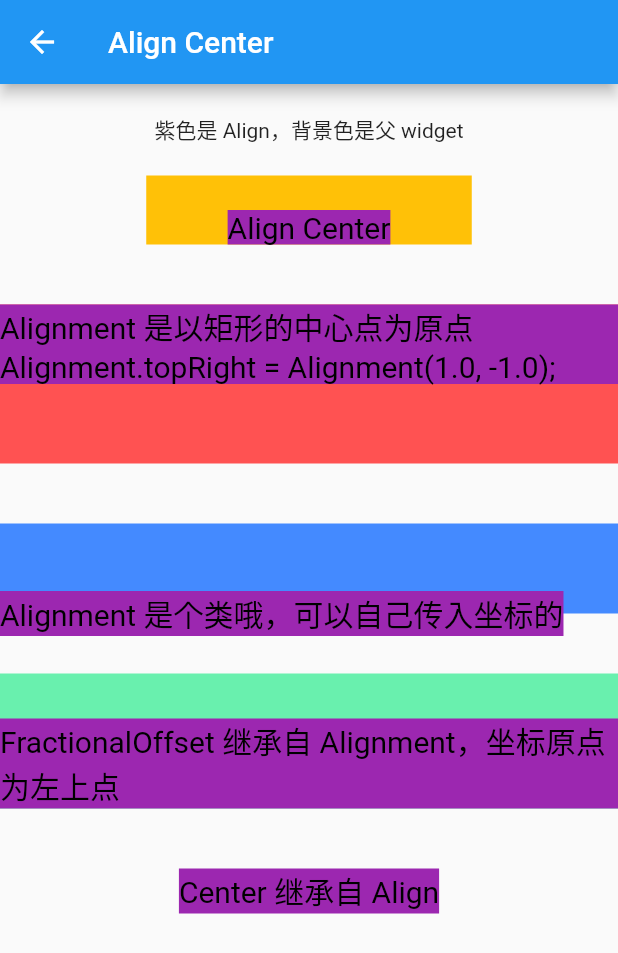
After one commit to xxxIxxxx/flutter_ddup, a Flutter app: the screen it shows after launch, after a tap on "Align Center 对齐与相对定位", on a phone screen of 412 x 824 dp. The commit adds this screen. Shown: the top 953 px of the screen. Run offline on Flutter 3.47's test engine with Material 2 defaults, Android fonts, the phone set to English and light mode, and no system bars; our stand-ins replace fluro.

Commit message:
Align,FractionalOffset对齐与相对定位

```diff
--- a/lib/app/home_page.dart
+++ b/lib/app/home_page.dart
@@ -117,6 +117,13 @@ class _MyHomePageState extends State<MyHomePage> {
             },
             child: const Text("Stack Positioned 层叠布局"),
           ),
+          TextButton(
+            onPressed: () {
+              Application.router.navigateTo(context, Routes.alignCenter,
+                  transition: TransitionType.native);
+            },
+            child: const Text("Align Center 对齐与相对定位"),
+          ),
         ],
       ),
     );
--- /dev/null
+++ b/lib/class/Align,Center对齐与相对定位/align_center_page.dart
@@ -0,0 +1,82 @@
+import 'package:flutter/material.dart';
+
+class AlignCenterPage extends StatefulWidget {
+  const AlignCenterPage({Key? key}) : super(key: key);
+
+  @override
+  _AlignCenterPageState createState() => _AlignCenterPageState();
+}
+
+class _AlignCenterPageState extends State<AlignCenterPage> {
+  Widget textWidget(String text) {
+    return Container(
+      color: Colors.purple,
+      child: Text(
+        text,
+        style: const TextStyle(
+          fontSize: 20,
+          color: Colors.black,
+        ),
+      ),
+    );
+  }
+
+  @override
+  Widget build(BuildContext context) {
+    return Scaffold(
+        appBar: AppBar(
+          title: const Text('Align Center'),
+        ),
+        body: Column(
+          children: [
+            const Padding(
+              padding: EdgeInsets.all(20),
+              child: Text("紫色是 Align，背景色是父 widget"),
+            ),
+            Container(
+              color: Colors.amber,
+              child: Align(
+                // 自己在父组件中的位置
+                alignment: Alignment.bottomCenter,
+                // 自己的宽度系数 不设置就尽可能的大
+                widthFactor: 2.0,
+                // 自己的高度系数 不设置就尽可能的大
+                heightFactor: 2.0,
+                child: textWidget('Align Center'),
+              ),
+            ),
+            const Padding(padding: EdgeInsets.all(20)),
+            Container(
+              color: Colors.redAccent,
+              child: Align(
+                heightFactor: 2.0,
+                alignment: Alignment.topRight,
+                child: textWidget(
+                    'Alignment 是以矩形的中心点为原点 Alignment.topRight = Alignment(1.0, -1.0);'),
+              ),
+            ),
+            const Padding(padding: EdgeInsets.all(20)),
+            Container(
+              color: Colors.blueAccent,
+              child: Align(
+                alignment: const Alignment(-1, 2),
+                heightFactor: 2.0,
+                child: textWidget("Alignment 是个类哦，可以自己传入坐标的"),
+              ),
+            ),
+            const Padding(padding: EdgeInsets.all(20)),
+            Container(
+                color: Colors.greenAccent,
+                child: Align(
+                  heightFactor: 1.5,
+                  alignment: const FractionalOffset(1.0, 1.0),
+                  child: textWidget("FractionalOffset 继承自 Alignment，坐标原点为左上点"),
+                )),
+            const Padding(padding: EdgeInsets.all(20)),
+            Center(
+              child: textWidget("Center 继承自 Align"),
+            )
+          ],
+        ));
+  }
+}
--- a/lib/route/route_handlers.dart
+++ b/lib/route/route_handlers.dart
@@ -1,6 +1,8 @@
 import 'package:fluro/fluro.dart';
 import 'package:flutter/cupertino.dart';
 import 'package:flutter_ddup/app/home_page.dart';
+
+import '../class/Align,Center对齐与相对定位/align_center_page.dart';
 import '../class/Flex,Expanded,Spacer弹性布局/flex_expanded_page.dart';
 import '../class/Stack,Positioned层叠布局/stack_positioned_page.dart';
 import '../class/Text文本及样式/text_page.dart';
@@ -91,3 +93,8 @@ var stackPositionedHandeler = Handler(
     handlerFunc: (BuildContext? context, Map<String, List<String>> params) {
   return const StackPositionedPage();
 });
+
+var alignCenterHandeler = Handler(
+    handlerFunc: (BuildContext? context, Map<String, List<String>> params) {
+  return const AlignCenterPage();
+});
--- a/lib/route/routes.dart
+++ b/lib/route/routes.dart
@@ -20,6 +20,7 @@ class Routes {
   static String flexExpanded = "/flexExpanded";
   static String warpFlow = "/warpFlow";
   static String stackPositioned = "/stackPositioned";
+  static String alignCenter = "/alignCenter";
 
   static void configureRoutes(FluroRouter router) {
     router.notFoundHandler = Handler(
@@ -41,5 +42,6 @@ class Routes {
     router.define(flexExpanded, handler: flexExpandedHandeler);
     router.define(warpFlow, handler: warpFlowHandeler);
     router.define(stackPositioned, handler: stackPositionedHandeler);
+    router.define(alignCenter, handler: alignCenterHandeler);
   }
 }
```
Also changed, not shown: 10 other files.
